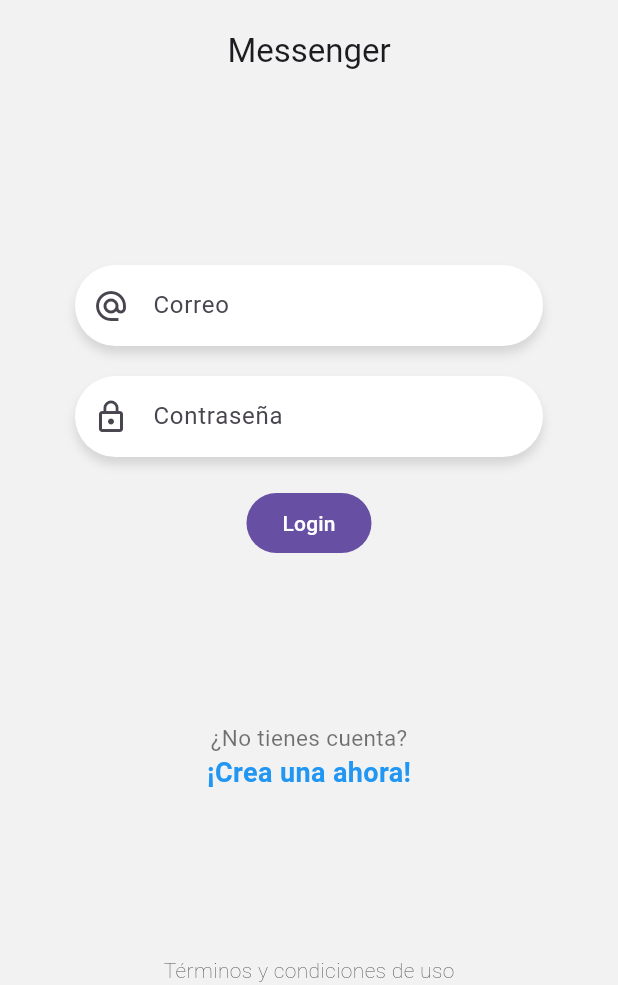
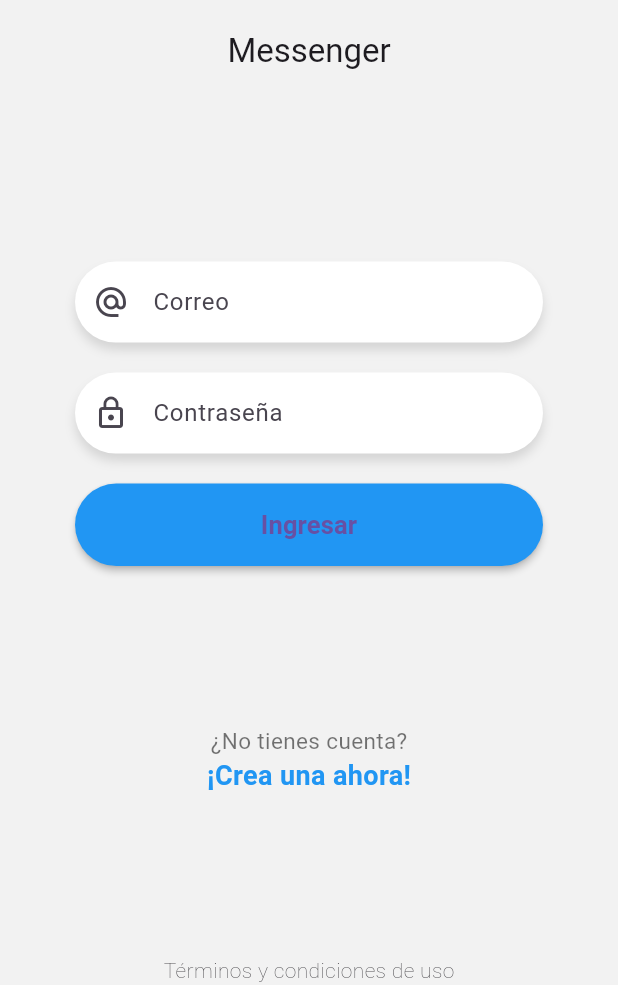
Before and after one commit to davalerova/chat_flutter, a Flutter app: the screen it shows after launch, on a phone screen of 412 x 824 dp, the part 251-1236 px from its top. Run offline on Flutter 3.47's test engine with Material 3 defaults, Android fonts, the phone set to English and light mode, and no system bars.

Commit message:
Botón Azul

```diff
--- a/lib/main.dart
+++ b/lib/main.dart
@@ -1,4 +1,5 @@
 import 'package:flutter/material.dart';
+// import 'package:chat/theme/app_theme.dart';
 import 'package:chat/routes/routes.dart';
 
 void main() => runApp(const MyApp());
@@ -13,6 +14,7 @@ class MyApp extends StatelessWidget {
       title: 'Material App',
       initialRoute: 'login',
       routes: appRoutes,
+      // theme: AppTheme().getTheme(),
     );
   }
 }
--- a/lib/pages/login_page.dart
+++ b/lib/pages/login_page.dart
@@ -52,12 +52,12 @@ class __FormState extends State<_Form> {
               textController: passwordController,
               keyboardType: TextInputType.text,
               isPassword: true),
-          FilledButton(
+          BotonAzul(
+              text: 'Ingresar',
               onPressed: () {
                 print(emailController.text);
                 print(passwordController.text);
-              },
-              child: const Text('Login')),
+              }),
         ],
       ),
     );
--- /dev/null
+++ b/lib/theme/app_theme.dart
@@ -0,0 +1,36 @@
+import 'package:flutter/material.dart';
+
+const colorList = <Color>[
+  Color(0xFF3B76EB),
+  Colors.red,
+  Colors.green,
+  Colors.yellow,
+  Colors.orange,
+  Colors.purple,
+  Colors.pink,
+];
+
+class AppTheme {
+  final int selectedColor;
+  final bool isDarkMode;
+
+  AppTheme({
+    this.selectedColor = 0,
+    this.isDarkMode = false,
+  })  : assert(selectedColor >= 0, 'selectedColor must be greater than 0'),
+        assert(selectedColor < colorList.length,
+            'selectedColor must be less than ${colorList.length}');
+
+  ThemeData getTheme() => ThemeData(
+        brightness: isDarkMode ? Brightness.dark : Brightness.light,
+        colorSchemeSeed: colorList[selectedColor],
+        appBarTheme: AppBarTheme(centerTitle: false),
+      );
+
+  AppTheme copyWith({bool? isDarkMode, int? selectedColor}) {
+    return AppTheme(
+      isDarkMode: isDarkMode ?? this.isDarkMode,
+      selectedColor: selectedColor ?? this.selectedColor,
+    );
+  }
+}
--- /dev/null
+++ b/lib/widgets/boton_azul.dart
@@ -0,0 +1,26 @@
+import 'package:flutter/material.dart';
+
+class BotonAzul extends StatelessWidget {
+  final String text;
+  final VoidCallback onPressed;
+  const BotonAzul({super.key, required this.text, required this.onPressed});
+
+  @override
+  Widget build(BuildContext context) {
+    return SizedBox(
+      width: double.infinity,
+      height: 55,
+      child: ElevatedButton(
+          style: ElevatedButton.styleFrom(
+            elevation: 2,
+            backgroundColor: Colors.blue,
+            shape: const StadiumBorder(),
+          ),
+          onPressed: onPressed,
+          child: const Text(
+            'Ingresar',
+            style: TextStyle(fontSize: 17, fontWeight: FontWeight.bold),
+          )),
+    );
+  }
+}
--- a/lib/widgets/widgets.dart
+++ b/lib/widgets/widgets.dart
@@ -1,3 +1,4 @@
 export 'package:chat/widgets/labels.dart';
 export 'package:chat/widgets/custom_input.dart';
 export 'package:chat/widgets/logo.dart';
+export 'package:chat/widgets/boton_azul.dart';
```
